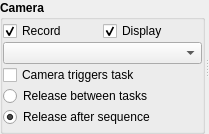
Above: acq4/devices/Camera/TaskTemplate.ui from acq4/acq4 before the change. Below: the same form after it.
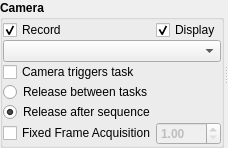
That is the form after the change. Custom widgets are drawn as their Qt base class.

Commit message: put the fixed acquisition in place

Patch:
```diff
--- a/acq4/devices/Camera/TaskTemplate.ui
+++ b/acq4/devices/Camera/TaskTemplate.ui
@@ -139,6 +139,35 @@
           </property>
          </widget>
         </item>
+        <item row="5" column="0">
+         <widget class="QCheckBox" name="fixedFrameEnabled">
+          <property name="font">
+           <font>
+            <weight>50</weight>
+            <bold>false</bold>
+           </font>
+          </property>
+          <property name="text">
+           <string>Fixed Frame Acquisition</string>
+          </property>
+          <property name="checked">
+           <bool>false</bool>
+          </property>
+         </widget>
+        </item>
+        <item row="5" column="1">
+         <widget class="SpinBox" name="minFrames">
+          <property name="enabled">
+           <bool>false</bool>
+          </property>
+          <property name="minimum">
+           <number>1</number>
+          </property>
+          <property name="value">
+           <number>1</number>
+          </property>
+         </widget>
+        </item>
        </layout>
       </widget>
      </widget>
@@ -160,6 +189,11 @@
   </layout>
  </widget>
  <customwidgets>
+  <customwidget>
+   <class>SpinBox</class>
+   <extends>QDoubleSpinBox</extends>
+   <header location="global">pyqtgraph.widgets.SpinBox</header>
+  </customwidget>
   <customwidget>
    <class>ImageView</class>
    <extends>QWidget</extends>
```
The commit also changes 2 other files.
